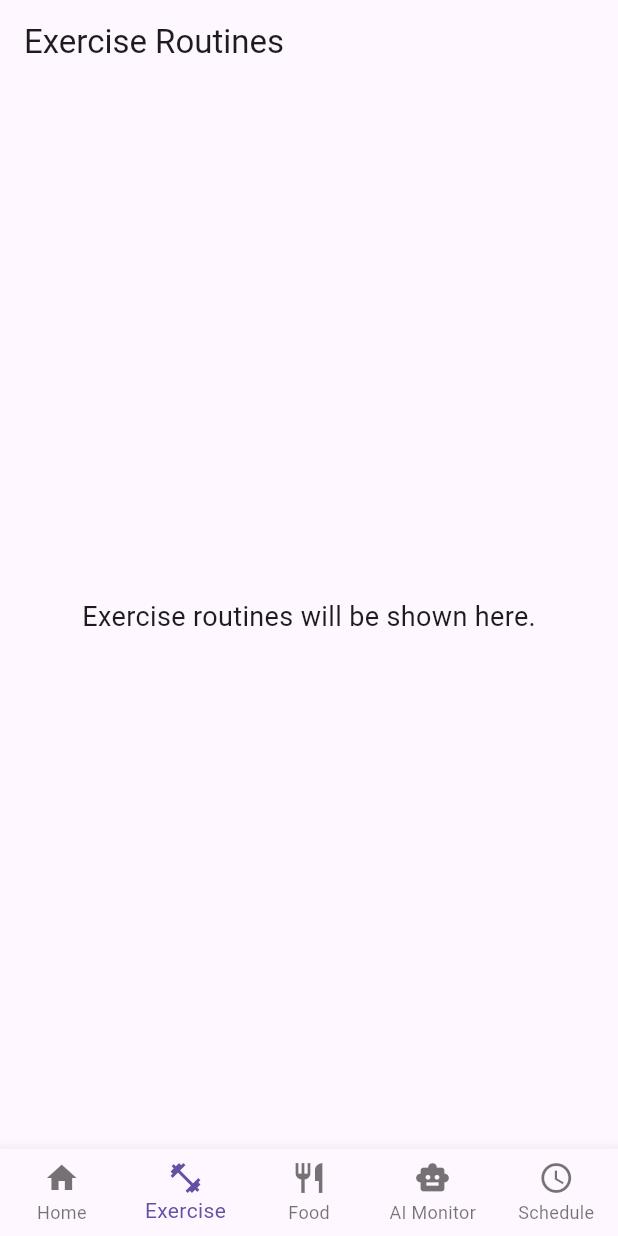
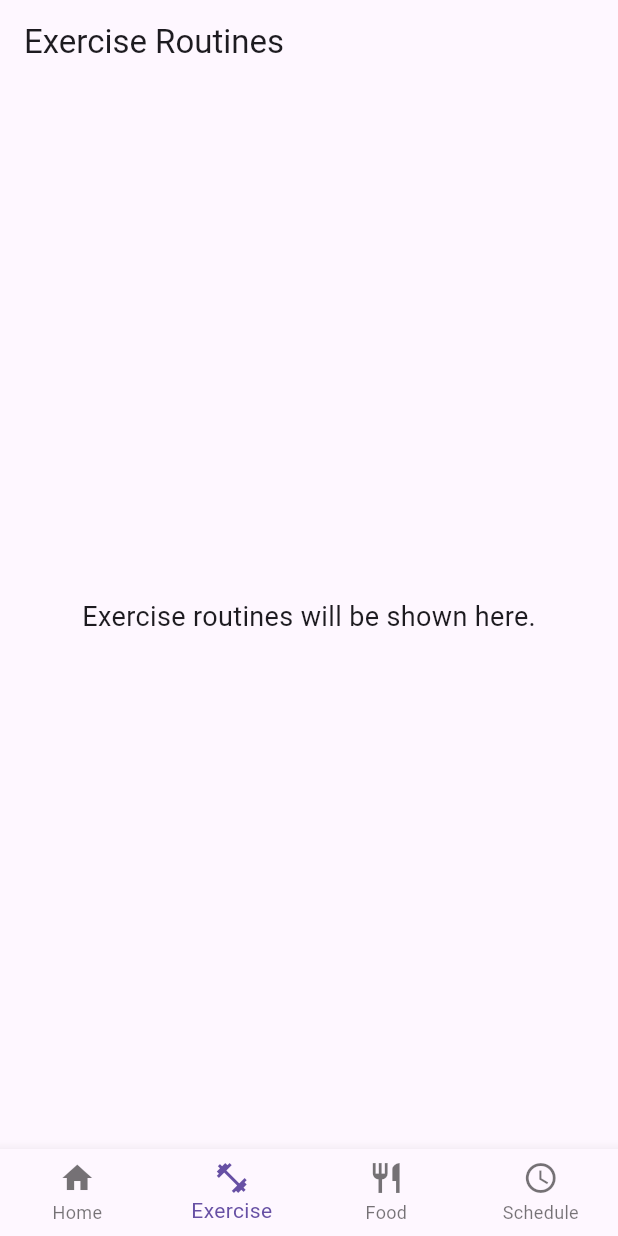
Before and after one commit to UGSNBandara/fitness-tracker, a Flutter app: the screen it shows after launch, item 2 of the bottom bar chosen, on a phone screen of 412 x 824 dp. Run offline on Flutter 3.47's test engine with Material 3 defaults, Android fonts, the phone set to English and light mode, and no system bars.

Commit message:
remove the ai monitor screen

```diff
--- a/lib/main.dart
+++ b/lib/main.dart
@@ -2,7 +2,6 @@ import 'package:flutter/material.dart';
 import 'screens/home_screen.dart';
 import 'screens/exercise_screen.dart';
 import 'screens/food_screen.dart';
-import 'screens/ai_monitor_screen.dart';
 import 'screens/schedule_screen.dart';
 
 void main() {
@@ -31,7 +30,6 @@ class _MainNavigationState extends State<MainNavigation> {
     HomeScreen(),
     ExerciseScreen(),
     FoodScreen(),
-    AiMonitorScreen(),
     ScheduleScreen(),
   ];
 
@@ -55,10 +53,6 @@ class _MainNavigationState extends State<MainNavigation> {
           ),
           BottomNavigationBarItem(icon: Icon(Icons.restaurant), label: 'Food'),
           BottomNavigationBarItem(
-            icon: Icon(Icons.smart_toy),
-            label: 'AI Monitor',
-          ),
-          BottomNavigationBarItem(
             icon: Icon(Icons.schedule),
             label: 'Schedule',
           ),
```
Also changed, not shown: lib/screens/ai_monitor_screen.dart (deleted, +0 -16 lines).
